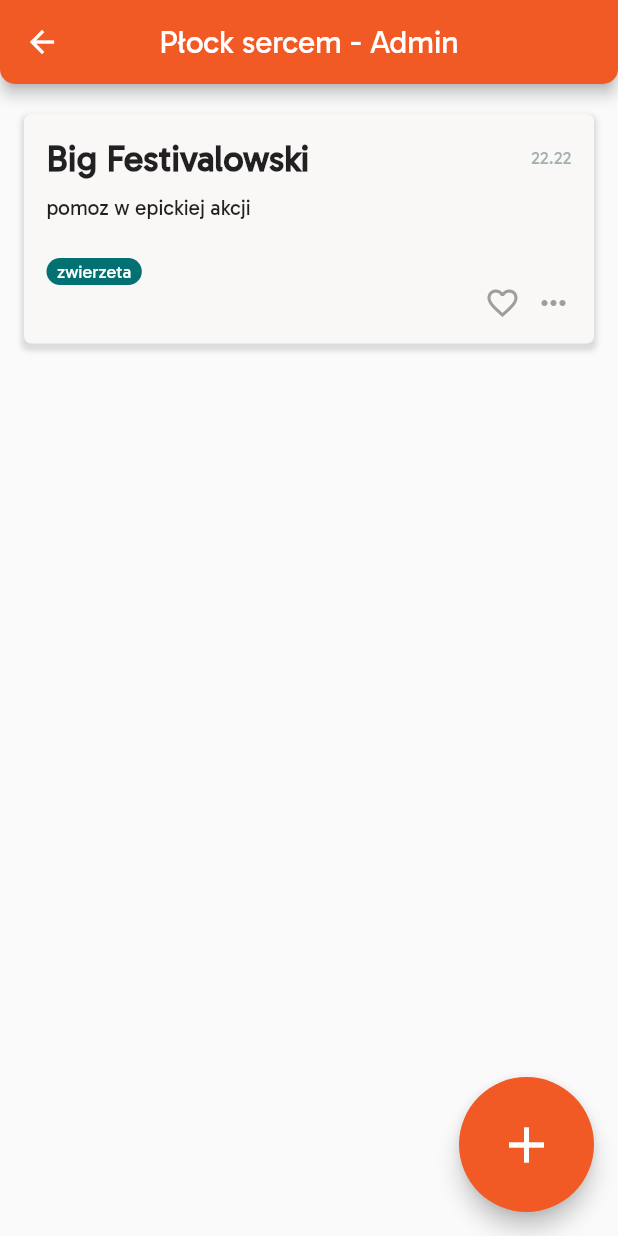
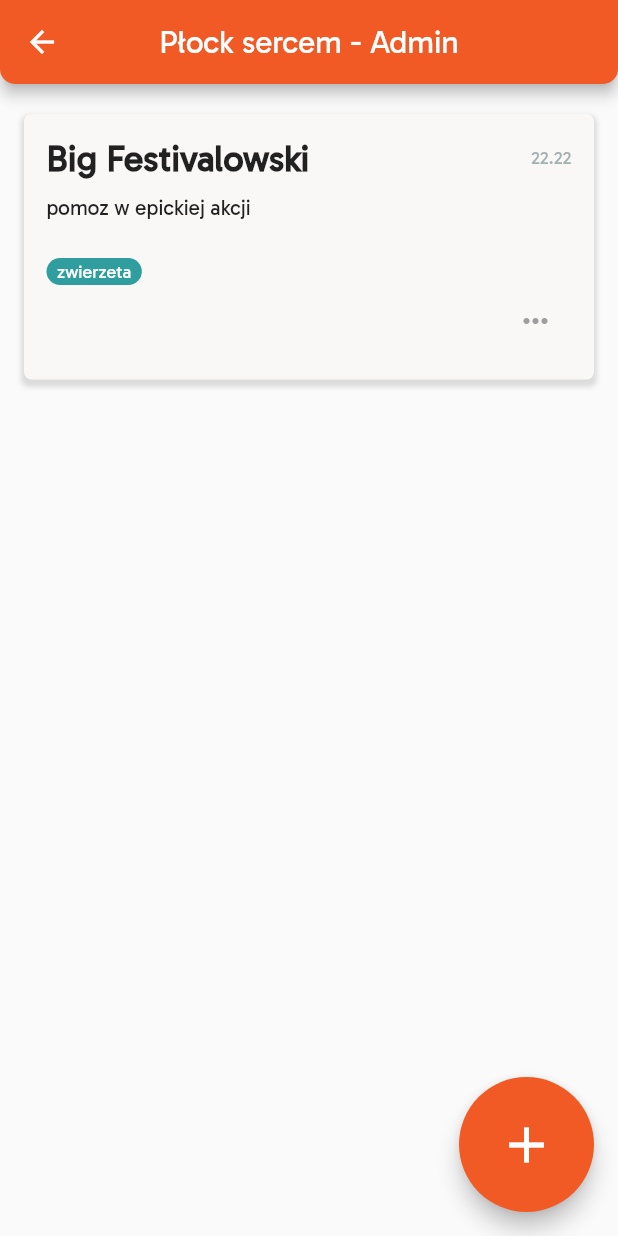
Before and after one commit to fuzzyduck10394/Hackathon, a Flutter app: the MenuAdmin screen opened by its route, on a phone screen of 412 x 824 dp. Run offline on Flutter 3.47's test engine with Material 2 defaults, Android fonts, the light colour scheme and no system bars; our stand-ins replace flutter_form_builder; missing offline and left inert: checkbox_grouped.

Commit message:
nowy ekran

```diff
--- a/lib/addContent.dart
+++ b/lib/addContent.dart
@@ -41,12 +41,12 @@ class _AddContentState extends State<AddContent> {
               mainAxisAlignment: MainAxisAlignment.center,
               crossAxisAlignment: CrossAxisAlignment.start,
               children: [
-                SizedBox(height: 70,),
+                SizedBox(height: 20,),
 
                 Text(
                   "Nazwa wydarzenia:",
                   style: TextStyle(
-                    fontSize: 20,
+                    fontSize: 15,
                   )
                 ),
 
@@ -71,7 +71,7 @@ class _AddContentState extends State<AddContent> {
                 Text(
                   "Data wydarzenia:",
                   style: TextStyle(
-                    fontSize: 20,
+                    fontSize: 15,
                   )
 
                 ),
@@ -98,7 +98,7 @@ class _AddContentState extends State<AddContent> {
                 Text(
                   "Ilość uczestników:",
                   style: TextStyle(
-                    fontSize: 20,
+                    fontSize: 15,
                   )
                 ),
 
@@ -124,12 +124,13 @@ class _AddContentState extends State<AddContent> {
                     },
                   ),
                 ),
+
                 SizedBox(height: 20,),
 
                 Text(
                   "Opis:",
                   style: TextStyle(
-                    fontSize: 20,
+                    fontSize: 15,
                   )
 
                 ),
@@ -149,12 +150,43 @@ class _AddContentState extends State<AddContent> {
                         },
                     ),
                 ),
+                SizedBox(height: 20,),
+
+                Text(
+                  "Nr. KRS:",
+                  style: TextStyle(
+                    fontSize: 15,
+                  )
+                ),
+
+
+                SizedBox(height:12),
+
+                FormBuilder(
+                  child:  FormBuilderTextField(
+                    decoration: InputDecoration(
+
+                        border: OutlineInputBorder(),
+
+
+                    ),
+
+                    textAlign: TextAlign.left,
+
+                    // initialValue: ("0"),
+
+                    name: 'krss',
+                    onChanged: (val) {
+                      print(val); // Print the text value write into TextField
+                    },
+                  ),
+                ),
                 Padding(
                   padding: const EdgeInsets.only(top:60.0, bottom: 20),
                     child: Text(
                     "Wybierz kategorie:",
                       style: TextStyle(
-                        fontSize: 20,
+                        fontSize: 15,
                       )
                     ),
                   ),
@@ -185,7 +217,7 @@ class _AddContentState extends State<AddContent> {
                         child: Text(
                           "Zaakceptuj",
                           style: TextStyle(
-                            fontSize: 20,
+                            fontSize: 15,
                             color: Colors.white,
 
                           ),
--- a/lib/menuAdmin.dart
+++ b/lib/menuAdmin.dart
@@ -1,6 +1,5 @@
 import 'package:flutter/material.dart';
 import 'colors.dart';
-import 'menuUser.dart';
 
 class MenuAdmin extends StatefulWidget {
   const MenuAdmin({super.key});
@@ -40,7 +39,7 @@ class _MenuAdminState extends State<MenuAdmin> {
           child: Column(
             children: [
               SizedBox(height: 20,),
-              Event('Big Festivalowski', 'pomoz w epickiej akcji', '22.22', [category('zwierzeta')])
+              AdminEvent('Big Festivalowski', 'pomoz w epickiej akcji', '22.22', [Admincategory('zwierzeta')])
             ],
 
           ),
@@ -59,3 +58,125 @@ class _MenuAdminState extends State<MenuAdmin> {
     );
   }
 }
+
+class Admincategory extends StatelessWidget {
+  final String arg;
+
+  Admincategory(this.arg);
+
+  @override
+  Widget build(BuildContext context) {
+    return Container(
+      margin: EdgeInsets.only(right:5),
+      decoration: BoxDecoration(
+        borderRadius: BorderRadius.circular(30),
+        color: lighter_blue,
+      ),
+
+      padding: EdgeInsets.only(right: 7.0, left: 7.0, bottom: 2, top: 2),
+
+      child: Text(
+        arg,
+        style: TextStyle(
+          color: Colors.white,
+          // fontStyle: FontStyle.italic,
+          fontSize: 12,
+        )
+      )
+    );
+  }
+}
+
+class AdminEvent extends StatelessWidget{
+  final String title;
+  final String description;
+  final String date;
+  final List<Widget> categories;
+
+  AdminEvent(this.title, this.description, this.date, this.categories);
+
+  @override
+  Widget build(BuildContext context) {
+    return Container(
+
+      decoration: BoxDecoration(
+        borderRadius: BorderRadius.circular(5),
+        color: Color.fromARGB(255, 250, 247, 247),
+
+        boxShadow: [
+          BoxShadow(
+            color: Colors.black.withOpacity(0.12), // Kolor cienia
+            spreadRadius: 2, // Rozprzestrzenianie cienia
+            blurRadius: 2, // Rozmycie cienia
+            offset: Offset(0, 3), // Przesunięcie cienia w poziomie i pionie
+          ),
+        ],
+      ),
+
+      padding: EdgeInsets.all(15.0),
+
+      child: Column(
+        crossAxisAlignment: CrossAxisAlignment.start,
+
+        children: [
+          Row(
+            mainAxisAlignment: MainAxisAlignment.spaceBetween,
+            children: [
+              Text(
+                title,
+                style: TextStyle(
+                  fontSize: 24,
+                  fontWeight: FontWeight.bold,
+                )
+              ),
+
+              Text (
+                date,
+                style: TextStyle(
+                  color: gray,
+                  //fontStyle: FontStyle.italic,
+                  fontSize: 12
+                ),
+              ),
+            ],
+          ),
+
+          Padding(
+            padding: const EdgeInsets.only(bottom: 25, top: 10),
+            child: Text(
+              description,
+              textAlign: TextAlign.justify,
+              style: TextStyle(
+                fontSize: 14,
+              )
+            ),
+          ),
+
+
+          Row(
+            children:categories,
+          ),
+
+          Row(
+            mainAxisAlignment: MainAxisAlignment.end,
+            children: [
+
+
+              IconButton(
+                onPressed: () => (),
+                icon: Icon(Icons.more_horiz_outlined),
+                color: Colors.grey,
+              ),
+
+
+            ],
+          )
+        ],
+      ),
+
+
+
+    );
+
+  }
+}
```
